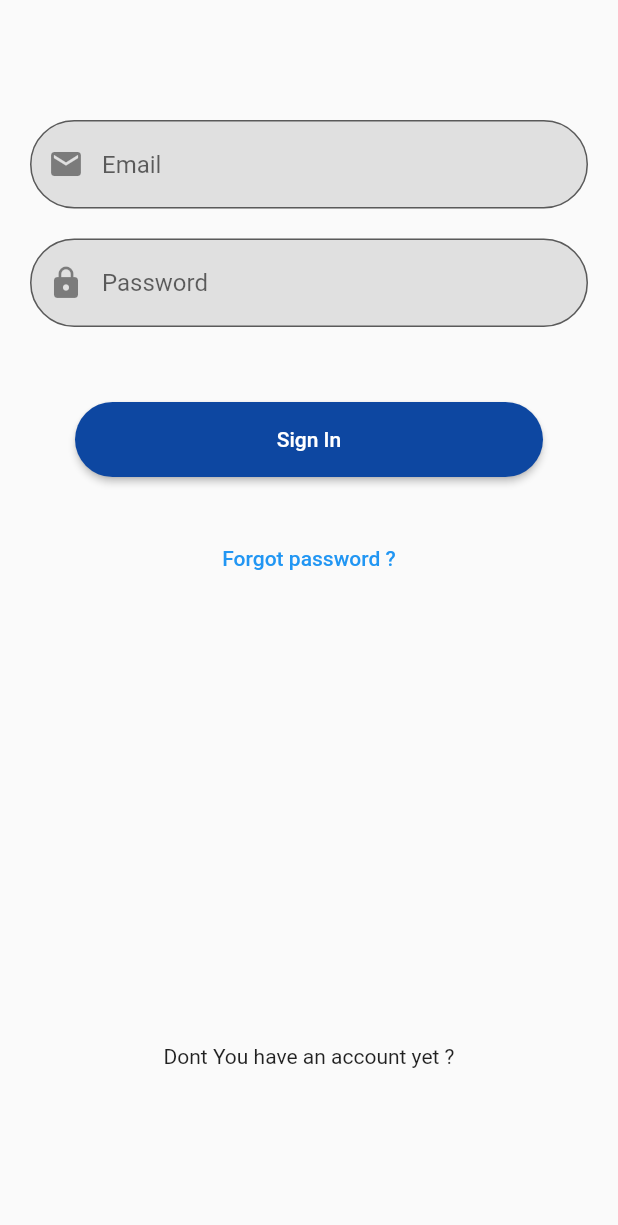
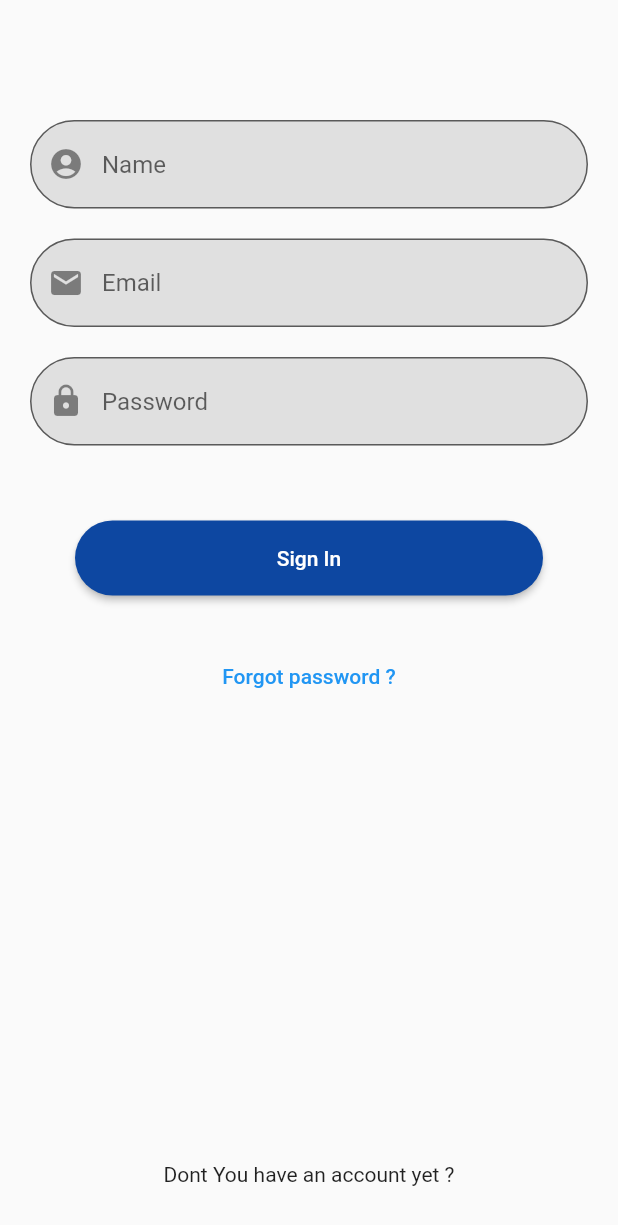
Before and after one commit to salahvk/sign_in_page, a Flutter app: the SignIn screen opened directly, on a phone screen of 412 x 824 dp. Shown: the top 1225 px of the screen. Run offline on Flutter 3.47's test engine with Material 2 defaults, Android fonts, the phone set to English and light mode, and no system bars; our stand-ins replace lottie.

Commit message:
New textfield added

```diff
--- a/lib/Sign_in/sign_in.dart
+++ b/lib/Sign_in/sign_in.dart
@@ -1,42 +1,55 @@
 import 'package:flutter/material.dart';
 import 'package:sign_in/login_animation_screen/login_screen.dart';
+import 'package:sign_in/widgets/textField.dart';
 
 class SignIn extends StatelessWidget {
-  const SignIn({Key? key}) : super(key: key);
+  SignIn({Key? key}) : super(key: key);
+
+  final namecontroller = TextEditingController();
+  final emailcontroller = TextEditingController();
+  final passwordcontroller = TextEditingController();
+  final formkey = GlobalKey<FormState>();
 
   @override
   Widget build(BuildContext context) {
     return Scaffold(
       body: Padding(
         padding: const EdgeInsets.only(top: 80, right: 20, left: 20),
+        child: Form(
+          key: formkey,
           child: SingleChildScrollView(
             child: Column(
               children: [
-              TextFormField(
-                decoration: InputDecoration(
-                    prefixIcon: Icon(Icons.email),
-                    fillColor: Colors.grey[300],
-                    filled: true,
-                    hintText: 'Email',
-                    border: OutlineInputBorder(
-                        borderRadius: BorderRadius.circular(30))),
-                style: TextStyle(color: Colors.black),
+                newFormFields(
+                  hint: 'Name',
+                  icon: Icon(Icons.account_circle),
+                  validator: (value) {
+                    if (value != null && value.length < 5) {
+                      return "Enter minimum five letters";
+                    } else {
+                      return null;
+                    }
+                  },
+                  controller: namecontroller,
                 ),
                 SizedBox(
                   height: 20,
                 ),
-              TextFormField(
-                obscureText: true,
-                decoration: InputDecoration(
-                    prefixIcon: Icon(Icons.lock),
-                    fillColor: Colors.grey[300],
-                    filled: true,
-                    hintText: 'Password',
-                    border: OutlineInputBorder(
-                        borderRadius: BorderRadius.circular(30))),
-                style: TextStyle(color: Colors.black),
+                newFormFields(
+                  hint: 'Email',
+                  icon: Icon(Icons.email),
+                  controller: emailcontroller,
                 ),
                 SizedBox(
+                  height: 20,
+                ),
+                newFormFields(
+                  hint: 'Password',
+                  icon: Icon(Icons.lock),
+                  isobscure: true,
+                  controller: passwordcontroller,
+                ),
+                const SizedBox(
                   height: 20,
                 ),
                 Padding(
@@ -48,10 +61,15 @@ class SignIn extends StatelessWidget {
                           minimumSize: Size.fromHeight(50),
                           shape: StadiumBorder()),
                       onPressed: () {
+                        if (formkey.currentState!.validate()) {
+                          ScaffoldMessenger.of(context).showSnackBar(
+                              SnackBar(content: Text('Submitting form')));
+
                           Navigator.push(context,
                               MaterialPageRoute(builder: (context) {
                             return Login_sc();
                           }));
+                        }
                       },
                       child: Text('Sign In')),
                 ),
@@ -67,6 +85,7 @@ class SignIn extends StatelessWidget {
             ),
           ),
         ),
+      ),
     );
   }
 }
--- a/lib/login_animation_screen/login_screen.dart
+++ b/lib/login_animation_screen/login_screen.dart
@@ -6,6 +6,7 @@ class Login_sc extends StatelessWidget {
 
   @override
   Widget build(BuildContext context) {
+    try {
       return MaterialApp(
         theme: ThemeData(primarySwatch: Colors.green),
         home: Scaffold(
@@ -19,5 +20,8 @@ class Login_sc extends StatelessWidget {
           ]),
         ),
       );
+    } catch (e) {
+      return Scaffold(body: Text('data'));
     }
   }
+}
--- /dev/null
+++ b/lib/widgets/textField.dart
@@ -0,0 +1,33 @@
+import 'package:flutter/material.dart';
+
+class newFormFields extends StatelessWidget {
+  final TextEditingController controller;
+  final String hint;
+  bool isobscure;
+  final Icon icon;
+  final FormFieldValidator<String>? validator;
+  newFormFields({
+    Key? key,
+    required this.hint,
+    this.isobscure = false,
+    required this.icon,
+    this.validator,
+    required this.controller,
+  }) : super(key: key);
+
+  @override
+  Widget build(BuildContext context) {
+    return TextFormField(
+      controller: controller,
+      obscureText: isobscure,
+      validator: validator,
+      decoration: InputDecoration(
+          prefixIcon: icon,
+          fillColor: Colors.grey[300],
+          filled: true,
+          hintText: hint,
+          border: OutlineInputBorder(borderRadius: BorderRadius.circular(30))),
+      style: TextStyle(color: Colors.black),
+    );
+  }
+}
```
Also changed, not shown: pubspec.lock, 1 other file. Lines whose indentation alone changed are shown as unchanged.
